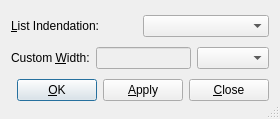
This is src/frontends/qt4/ui/PrintNomenclUi.ui in cburschka/lyx as Qt 5 draws it before an edit. The edited form follows.
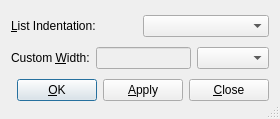
This is the edited form. Custom widgets are drawn as their Qt base class.

Commit message: PrintNomenclUi.ui: fix a typo, spotted by Ignacio

The edit to the form file:
```diff
--- a/src/frontends/qt4/ui/PrintNomenclUi.ui
+++ b/src/frontends/qt4/ui/PrintNomenclUi.ui
@@ -24,7 +24,7 @@
         <string>Define hanging indendation/label length for the nomenclature list.</string>
        </property>
        <property name="text">
-        <string>&amp;List Indendation:</string>
+        <string>&amp;List Indentation:</string>
        </property>
        <property name="buddy">
         <cstring>setWidthCO</cstring>
```
Left out of the diff: 6 changed lines with no effect on the pictures.
